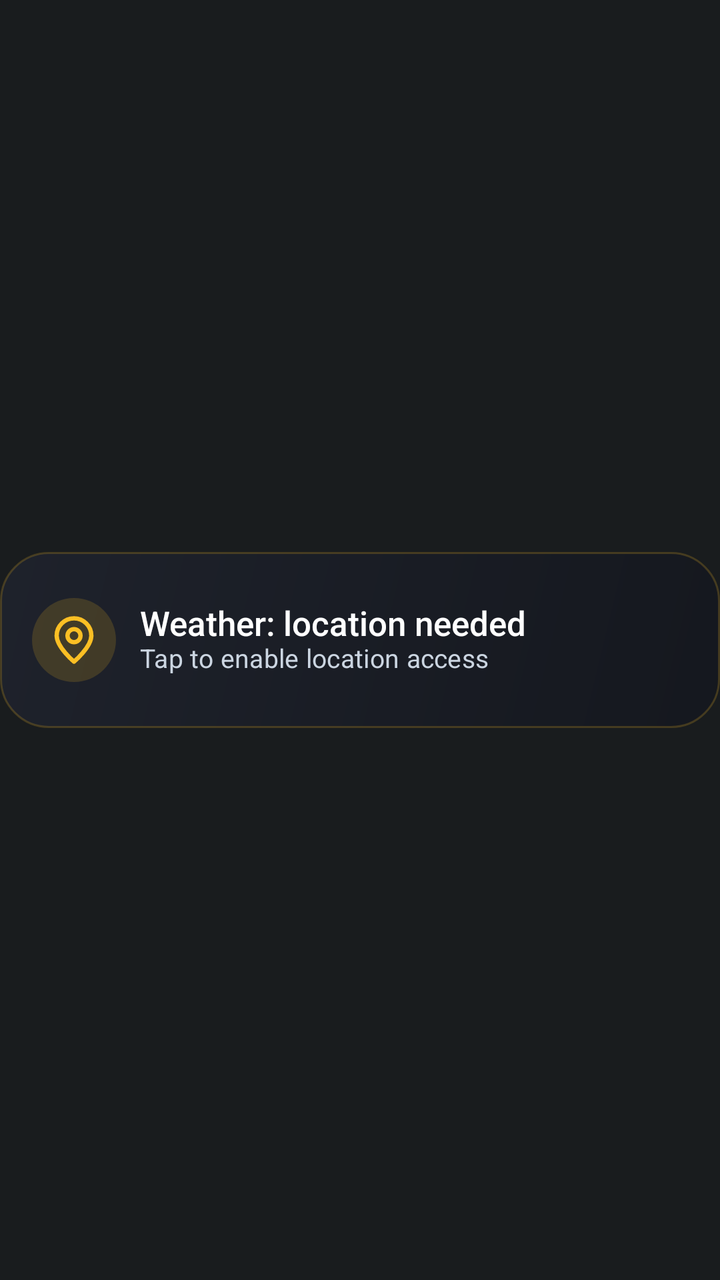
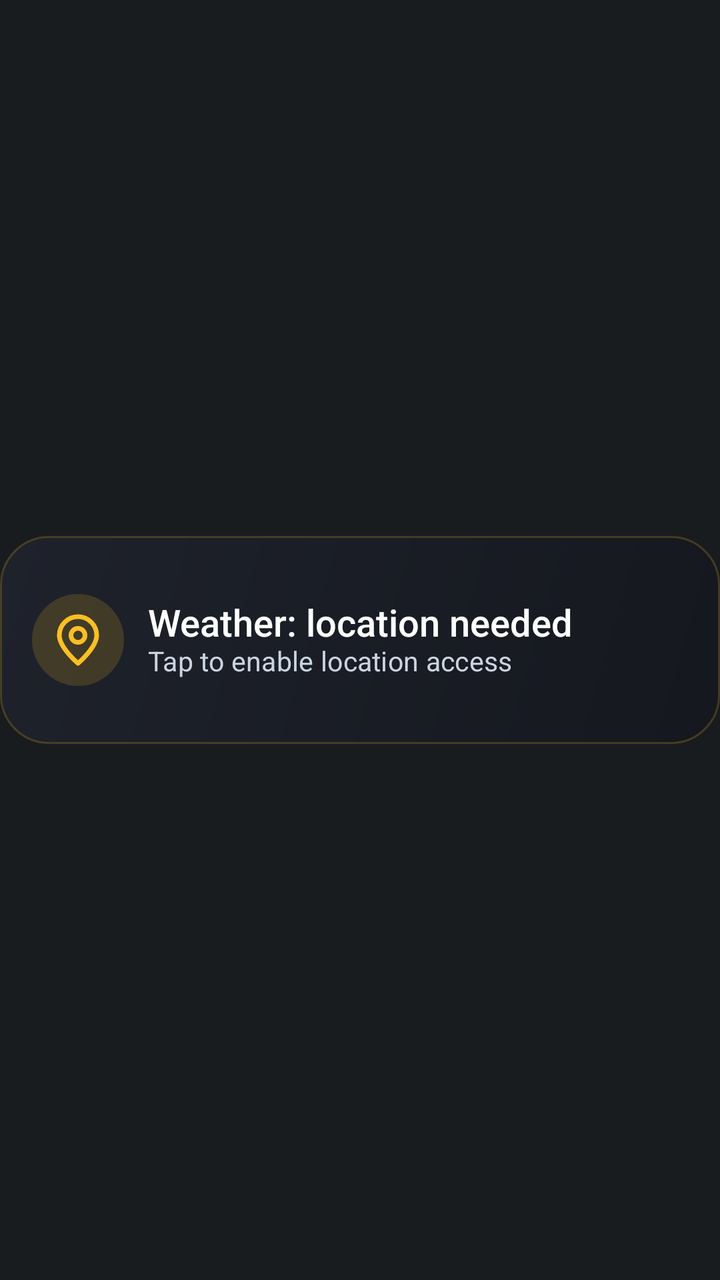

Before-and-after screenshots of an Android layout around one commit, followed by the original layout XML and the change that was made.
<!-- AndroidManifest.xml: application theme Theme.AtAGlancePlus -->
<!-- res/layout/card_weather_needed.xml -->
<?xml version="1.0" encoding="utf-8"?>
<FrameLayout xmlns:android="http://schemas.android.com/apk/res/android"
    android:id="@+id/card_root"
    style="@style/AagCardRoot">

    <LinearLayout
        android:id="@+id/card_body"
        style="@style/AagCardBody"
        android:background="@drawable/card_bg_weather_needed"
        android:gravity="center_vertical"
        android:orientation="horizontal">

        <FrameLayout
            android:id="@+id/needed_badge"
            android:layout_width="42dp"
            android:layout_height="42dp"
            android:background="@drawable/weather_needed_badge">

            <ImageView
                android:id="@+id/needed_icon"
                android:layout_width="26dp"
                android:layout_height="26dp"
                android:layout_gravity="center"
                android:contentDescription="@null"
                android:src="@drawable/ic_weather_location_off" />
        </FrameLayout>

        <LinearLayout
            android:layout_width="0dp"
            android:layout_height="wrap_content"
            android:layout_marginStart="12dp"
            android:layout_weight="1"
            android:orientation="vertical">

            <TextView
                android:id="@+id/needed_title"
                style="@style/AagText.Title"
                android:layout_width="match_parent"
                android:layout_height="wrap_content"
                android:text="Weather: location needed" />

            <TextView
                android:id="@+id/needed_detail"
                style="@style/AagText.Detail"
                android:layout_width="match_parent"
                android:layout_height="wrap_content"
                android:text="Tap to enable location access"
                android:textColor="#FFCBD5E1" />
        </LinearLayout>
    </LinearLayout>

    
    <ImageView
        android:id="@+id/hold_bar"
        android:layout_width="match_parent"
        android:layout_height="@dimen/card_body_height"
        android:layout_gravity="center_vertical"
        android:contentDescription="@null"
        android:duplicateParentState="true"
        android:scaleType="fitXY"
        android:src="@drawable/hold_bar_red_400" />
</FrameLayout>
<!-- resources referenced by this layout -->
<resources>
  <dimen name="card_body_height">88dp</dimen>
  <!-- drawable card_bg_weather_needed (drawable) -->
  <?xml version="1.0" encoding="utf-8"?>
  <shape xmlns:android="http://schemas.android.com/apk/res/android" android:shape="rectangle">
      <gradient android:angle="315" android:startColor="#F01E222C" android:endColor="#F014171E" android:type="linear" />
      <stroke android:width="1dp" android:color="#33FBBF24" />
      <corners android:radius="24dp" />
  </shape>
  <!-- drawable weather_needed_badge (drawable) -->
  <?xml version="1.0" encoding="utf-8"?>
  <shape xmlns:android="http://schemas.android.com/apk/res/android" android:shape="oval">
      <solid android:color="#29FBBF24" />
  </shape>
  <style name="AagCardBody">
          <item name="android:layout_width">match_parent</item>
          <item name="android:layout_height">@dimen/card_body_height</item>
          <item name="android:layout_gravity">center_vertical</item>
          <item name="android:paddingStart">16dp</item>
          <item name="android:paddingEnd">18dp</item>
      </style>
  <style name="AagCardRoot">
          <item name="android:layout_width">match_parent</item>
          <item name="android:layout_height">88dp</item>
          <item name="android:clipChildren">false</item>
          <item name="android:clipToPadding">false</item>
      </style>
  <style name="AagText.Detail">
          <item name="android:textSize">13sp</item>
          <item name="android:fontFamily">sans-serif</item>
          <item name="android:lineHeight">17sp</item>
          <item name="android:letterSpacing">0.0077</item>
          <item name="android:textColor">#FFD8E2F0</item>
      </style>
  <style name="AagText.Title">
          <item name="android:textSize">17sp</item>
          <item name="android:fontFamily">sans-serif-medium</item>
          <item name="android:lineHeight">21sp</item>
      </style>
  <style name="Theme.AtAGlancePlus" parent="android:Theme.DeviceDefault.NoActionBar">
          <item name="android:windowLightStatusBar">false</item>
      </style>
  <!-- drawable hold_bar_red_full (drawable) -->
  <?xml version="1.0" encoding="utf-8"?>
  <vector xmlns:android="http://schemas.android.com/apk/res/android"
      android:width="380dp"
      android:height="76dp"
      android:viewportWidth="380"
      android:viewportHeight="76">
      <path
          android:name="ring"
          android:pathData="M190.0,1.25 H356 A22.75,22.75 0 0 1 378.75,24 V52 A22.75,22.75 0 0 1 356,74.75 H24 A22.75,22.75 0 0 1 1.25,52 V24 A22.75,22.75 0 0 1 24,1.25 Z"
          android:strokeColor="#FFF43F5E"
          android:strokeLineCap="round"
          android:strokeWidth="2.5"
          android:trimPathEnd="1" />
  </vector>
  <!-- drawable hold_bar_empty (drawable) -->
  <?xml version="1.0" encoding="utf-8"?>
  <vector xmlns:android="http://schemas.android.com/apk/res/android"
      android:width="380dp"
      android:height="76dp"
      android:viewportWidth="380"
      android:viewportHeight="76">
      <path
          android:name="ring"
          android:pathData="M190.0,1.25 H356 A22.75,22.75 0 0 1 378.75,24 V52 A22.75,22.75 0 0 1 356,74.75 H24 A22.75,22.75 0 0 1 1.25,52 V24 A22.75,22.75 0 0 1 24,1.25 Z"
          android:strokeColor="#00000000"
          android:strokeLineCap="round"
          android:strokeWidth="2.5"
          android:trimPathEnd="0" />
  </vector>
  <!-- drawable hold_bar_red_zero (drawable) -->
  <?xml version="1.0" encoding="utf-8"?>
  <vector xmlns:android="http://schemas.android.com/apk/res/android"
      android:width="380dp"
      android:height="76dp"
      android:viewportWidth="380"
      android:viewportHeight="76">
      <path
          android:name="ring"
          android:pathData="M190.0,1.25 H356 A22.75,22.75 0 0 1 378.75,24 V52 A22.75,22.75 0 0 1 356,74.75 H24 A22.75,22.75 0 0 1 1.25,52 V24 A22.75,22.75 0 0 1 24,1.25 Z"
          android:strokeColor="#FFF43F5E"
          android:strokeLineCap="round"
          android:strokeWidth="2.5"
          android:trimPathEnd="0" />
  </vector>
  <!-- unchanged entries left out for length: 3 -->
</resources>

<!-- the commit's change to res/layout/card_weather_needed.xml (unified diff, before → after) -->
@@ -12,14 +12,14 @@
 
         <FrameLayout
             android:id="@+id/needed_badge"
-            android:layout_width="42dp"
-            android:layout_height="42dp"
+            android:layout_width="46dp"
+            android:layout_height="46dp"
             android:background="@drawable/weather_needed_badge">
 
             <ImageView
                 android:id="@+id/needed_icon"
-                android:layout_width="26dp"
-                android:layout_height="26dp"
+                android:layout_width="28dp"
+                android:layout_height="28dp"
                 android:layout_gravity="center"
                 android:contentDescription="@null"
                 android:src="@drawable/ic_weather_location_off" />
<!-- resource entries referenced after the edit -->
@@ -1,6 +1,6 @@
 <!-- resources referenced by this layout -->
 <resources>
-  <dimen name="card_body_height">88dp</dimen>
+  <dimen name="card_body_height">104dp</dimen>
   <!-- drawable card_bg_weather_needed (drawable) -->
   <?xml version="1.0" encoding="utf-8"?>
   <shape xmlns:android="http://schemas.android.com/apk/res/android" android:shape="rectangle">
@@ -22,21 +22,21 @@
       </style>
   <style name="AagCardRoot">
           <item name="android:layout_width">match_parent</item>
-          <item name="android:layout_height">88dp</item>
+          <item name="android:layout_height">@dimen/card_body_height</item>
           <item name="android:clipChildren">false</item>
           <item name="android:clipToPadding">false</item>
       </style>
   <style name="AagText.Detail">
-          <item name="android:textSize">13sp</item>
+          <item name="android:textSize">13.5sp</item>
           <item name="android:fontFamily">sans-serif</item>
-          <item name="android:lineHeight">17sp</item>
+          <item name="android:lineHeight">18sp</item>
           <item name="android:letterSpacing">0.0077</item>
           <item name="android:textColor">#FFD8E2F0</item>
       </style>
   <style name="AagText.Title">
-          <item name="android:textSize">17sp</item>
+          <item name="android:textSize">18.5sp</item>
           <item name="android:fontFamily">sans-serif-medium</item>
-          <item name="android:lineHeight">21sp</item>
+          <item name="android:lineHeight">23sp</item>
       </style>
   <style name="Theme.AtAGlancePlus" parent="android:Theme.DeviceDefault.NoActionBar">
           <item name="android:windowLightStatusBar">false</item>
@@ -44,13 +44,13 @@
   <!-- drawable hold_bar_red_full (drawable) -->
   <?xml version="1.0" encoding="utf-8"?>
   <vector xmlns:android="http://schemas.android.com/apk/res/android"
-      android:width="380dp"
-      android:height="76dp"
-      android:viewportWidth="380"
-      android:viewportHeight="76">
+      android:width="420dp"
+      android:height="104dp"
+      android:viewportWidth="420"
+      android:viewportHeight="104">
       <path
           android:name="ring"
-          android:pathData="M190.0,1.25 H356 A22.75,22.75 0 0 1 378.75,24 V52 A22.75,22.75 0 0 1 356,74.75 H24 A22.75,22.75 0 0 1 1.25,52 V24 A22.75,22.75 0 0 1 24,1.25 Z"
+          android:pathData="M210.0,1.25 H396 A22.75,22.75 0 0 1 418.75,24 V80 A22.75,22.75 0 0 1 396,102.75 H24 A22.75,22.75 0 0 1 1.25,80 V24 A22.75,22.75 0 0 1 24,1.25 Z"
           android:strokeColor="#FFF43F5E"
           android:strokeLineCap="round"
           android:strokeWidth="2.5"
@@ -59,13 +59,13 @@
   <!-- drawable hold_bar_empty (drawable) -->
   <?xml version="1.0" encoding="utf-8"?>
   <vector xmlns:android="http://schemas.android.com/apk/res/android"
-      android:width="380dp"
-      android:height="76dp"
-      android:viewportWidth="380"
-      android:viewportHeight="76">
+      android:width="420dp"
+      android:height="104dp"
+      android:viewportWidth="420"
+      android:viewportHeight="104">
       <path
           android:name="ring"
-          android:pathData="M190.0,1.25 H356 A22.75,22.75 0 0 1 378.75,24 V52 A22.75,22.75 0 0 1 356,74.75 H24 A22.75,22.75 0 0 1 1.25,52 V24 A22.75,22.75 0 0 1 24,1.25 Z"
+          android:pathData="M210.0,1.25 H396 A22.75,22.75 0 0 1 418.75,24 V80 A22.75,22.75 0 0 1 396,102.75 H24 A22.75,22.75 0 0 1 1.25,80 V24 A22.75,22.75 0 0 1 24,1.25 Z"
           android:strokeColor="#00000000"
           android:strokeLineCap="round"
           android:strokeWidth="2.5"
@@ -74,13 +74,13 @@
   <!-- drawable hold_bar_red_zero (drawable) -->
   <?xml version="1.0" encoding="utf-8"?>
   <vector xmlns:android="http://schemas.android.com/apk/res/android"
-      android:width="380dp"
-      android:height="76dp"
-      android:viewportWidth="380"
-      android:viewportHeight="76">
+      android:width="420dp"
+      android:height="104dp"
+      android:viewportWidth="420"
+      android:viewportHeight="104">
       <path
           android:name="ring"
-          android:pathData="M190.0,1.25 H356 A22.75,22.75 0 0 1 378.75,24 V52 A22.75,22.75 0 0 1 356,74.75 H24 A22.75,22.75 0 0 1 1.25,52 V24 A22.75,22.75 0 0 1 24,1.25 Z"
+          android:pathData="M210.0,1.25 H396 A22.75,22.75 0 0 1 418.75,24 V80 A22.75,22.75 0 0 1 396,102.75 H24 A22.75,22.75 0 0 1 1.25,80 V24 A22.75,22.75 0 0 1 24,1.25 Z"
           android:strokeColor="#FFF43F5E"
           android:strokeLineCap="round"
           android:strokeWidth="2.5"
